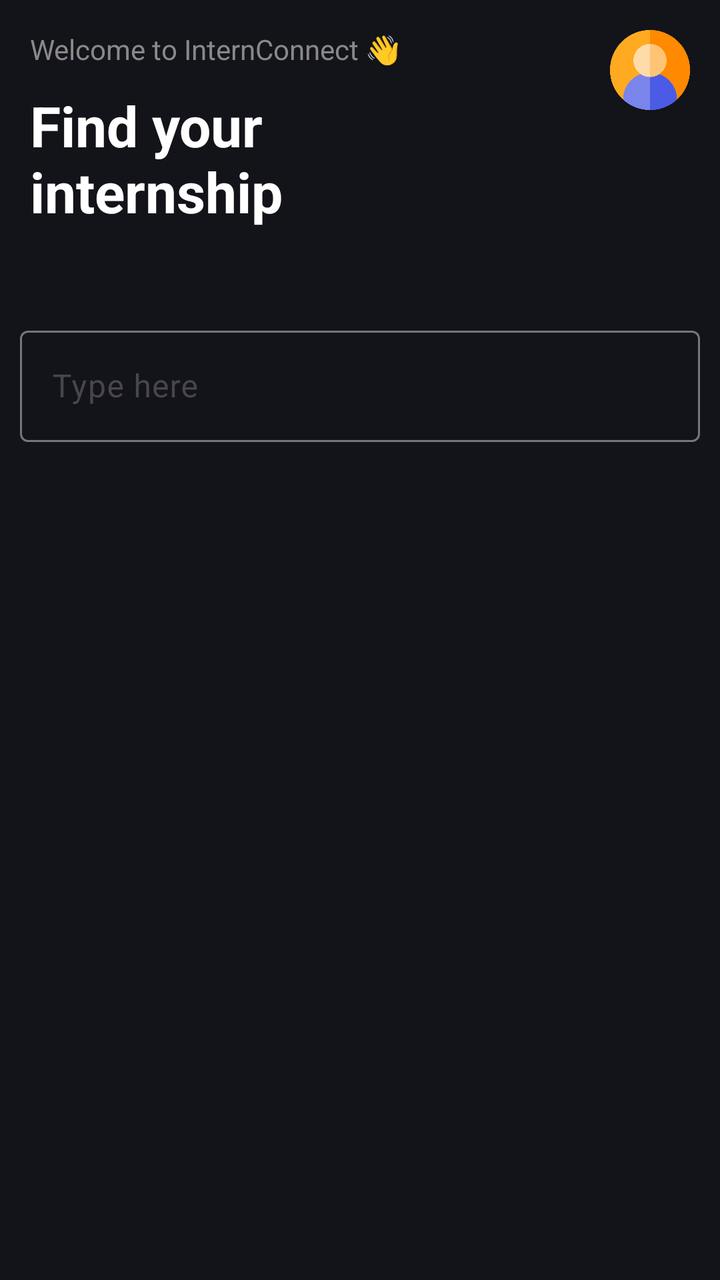
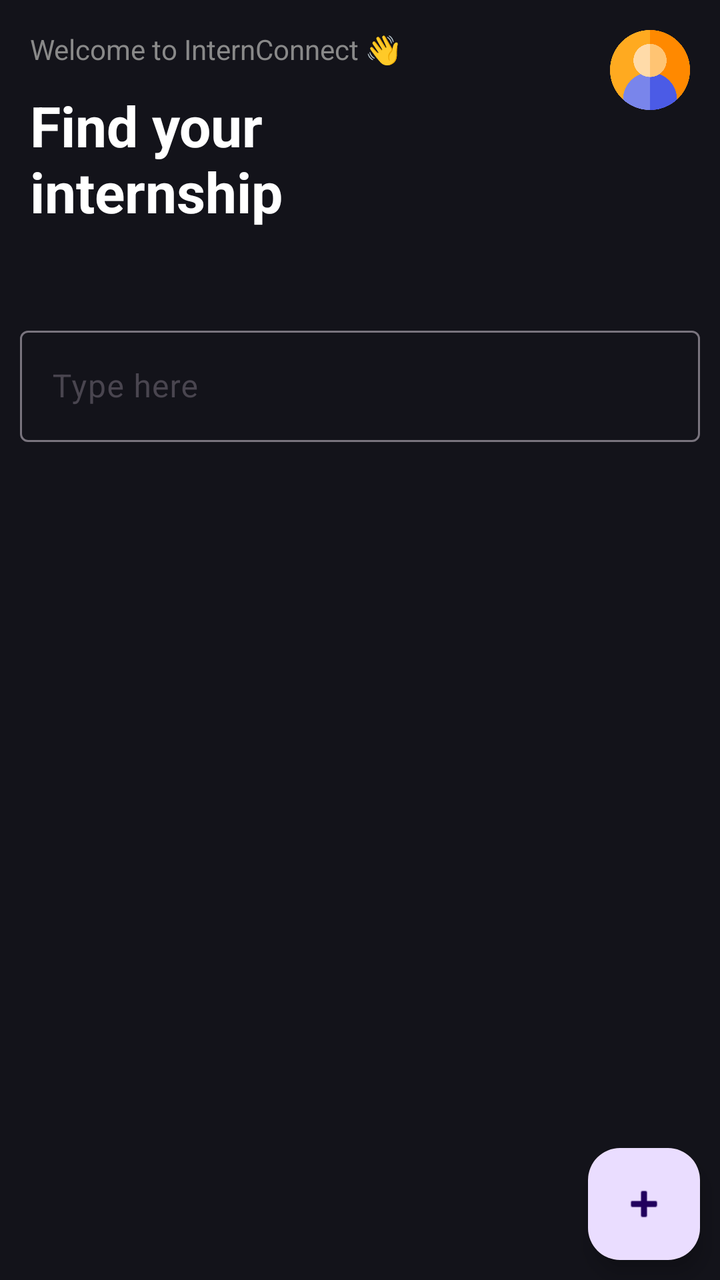

Before-and-after screenshots of an Android layout around one commit, followed by the original layout XML and the change that was made.
<!-- AndroidManifest.xml: application theme Theme.InternConnect -->
<!-- res/layout/activity_main.xml -->
<?xml version="1.0" encoding="utf-8"?>
<androidx.constraintlayout.widget.ConstraintLayout xmlns:android="http://schemas.android.com/apk/res/android"
    xmlns:app="http://schemas.android.com/apk/res-auto"
    xmlns:tools="http://schemas.android.com/tools"
    android:id="@+id/main"
    android:layout_width="match_parent"
    android:layout_height="match_parent"
    tools:context=".views.MainActivity"

    android:background="@color/dark_back">

    <LinearLayout
        android:id="@+id/linearLayout2"
        android:layout_width="match_parent"
        android:layout_height="150dp"
        android:orientation="horizontal"
        android:padding="15dp"
        app:layout_constraintTop_toTopOf="parent"
        tools:layout_editor_absoluteX="1dp">

        <LinearLayout
            android:layout_width="0dp"
            android:layout_height="match_parent"
            android:layout_weight="1"
            android:orientation="vertical">

            <TextView
                android:id="@+id/textView1"
                android:layout_width="match_parent"
                android:layout_height="wrap_content"
                android:layout_marginBottom="10dp"
                android:text="Welcome to InternConnect 👋"
                android:textColor="@color/font_gray" />

            <TextView
                android:id="@+id/textView"
                android:layout_width="match_parent"
                android:layout_height="match_parent"
                android:text="Find your \ninternship"
                android:textColor="@color/white"
                android:textSize="28dp"
                android:textStyle="bold" />

        </LinearLayout>

        <ImageView
            android:id="@+id/prof_img"
            android:layout_width="40dp"
            android:layout_height="40dp"
            android:elevation="2dp"
            android:src="@drawable/user" />


    </LinearLayout>

    <com.google.android.material.textfield.TextInputLayout
        android:id="@+id/search_lay"
        android:layout_width="match_parent"
        android:layout_height="wrap_content"
        android:padding="10dp"
        app:layout_constraintTop_toBottomOf="@+id/linearLayout2">

        <com.google.android.material.textfield.TextInputEditText
            android:id="@+id/search_input"
            android:layout_width="match_parent"
            android:layout_height="wrap_content"
            android:hint="Type here" />
    </com.google.android.material.textfield.TextInputLayout>

    <androidx.recyclerview.widget.RecyclerView
        android:layout_width="0dp"
        android:layout_height="0dp"
        app:layout_constraintBottom_toBottomOf="parent"
        app:layout_constraintEnd_toEndOf="parent"

        app:layout_constraintStart_toStartOf="parent"
        app:layout_constraintTop_toBottomOf="@+id/search_lay"
        tools:listitem="@layout/job_item" />


</androidx.constraintlayout.widget.ConstraintLayout>
<!-- res/layout/job_item.xml (included above) -->
<?xml version="1.0" encoding="utf-8"?>
<com.google.android.material.card.MaterialCardView xmlns:android="http://schemas.android.com/apk/res/android"
    android:layout_width="match_parent"
    android:layout_height="wrap_content"
    xmlns:app="http://schemas.android.com/apk/res-auto"
    app:cardUseCompatPadding="true"
    app:contentPadding="15dp"
    app:strokeColor="@color/item_back"
    app:cardElevation="3dp"
    app:cardBackgroundColor="@color/item_back"
    >

    <LinearLayout
        android:layout_width="match_parent"
        android:layout_height="wrap_content"
        android:orientation="vertical">

        <TextView
            android:id="@+id/item_comp_name"
            android:layout_width="match_parent"
            android:layout_height="wrap_content"
            android:text="Treinetic - Colombo"
            android:textColor="@color/font_gray"/>


        <TextView
            android:id="@+id/item_job_title"
            android:layout_width="match_parent"
            android:layout_height="wrap_content"
            android:text="Software Engineer"
            android:maxLines="2"
            android:textStyle="bold"
            android:textSize="24dp"
            android:textColor="@color/white"/>

        <LinearLayout
            android:layout_width="match_parent"
            android:layout_height="match_parent"
            android:orientation="horizontal">

        </LinearLayout>

        <androidx.constraintlayout.widget.ConstraintLayout
            android:layout_width="match_parent"
            android:layout_height="wrap_content"
            android:orientation="horizontal"
            android:weightSum="1">

            <LinearLayout
                android:id="@+id/linearLayout3"
                android:layout_width="wrap_content"
                android:layout_height="match_parent"

                android:layout_weight="1"
                android:orientation="vertical"
                app:layout_constraintBottom_toBottomOf="parent"
                app:layout_constraintStart_toStartOf="parent">

                <TextView
                    android:id="@+id/item_job_salary"
                    android:layout_width="match_parent"
                    android:layout_height="wrap_content"
                    android:text="$200/mo"
                    android:textSize="15sp"
                    android:textStyle="bold"
                    android:textColor="@color/violoet"/>

                <TextView
                    android:id="@+id/item_job_date"
                    android:layout_width="match_parent"
                    android:layout_height="wrap_content"
                    android:text="Due jan 3"
                    android:textSize="12dp" />
            </LinearLayout>

            <Button
                android:id="@+id/button"
                android:layout_width="wrap_content"
                android:layout_height="wrap_content"
                android:layout_marginStart="222dp"
                android:layout_weight="1"
                android:text="Apply"
                app:layout_constraintBottom_toBottomOf="parent"
                app:layout_constraintEnd_toEndOf="parent"
                app:layout_constraintStart_toEndOf="@+id/linearLayout3" />
        </androidx.constraintlayout.widget.ConstraintLayout>


    </LinearLayout>
</com.google.android.material.card.MaterialCardView>
<!-- resources referenced by this layout -->
<resources>
  <color name="dark_back">#13131a</color>
  <color name="font_gray">#898989</color>
  <color name="item_back">#1c1c27</color>
  <color name="violoet">#6C63FF</color>
  <color name="white">#FFFFFFFF</color>
  <!-- drawable user: png bitmap (drawable, 21518 bytes) -->
  <style name="Theme.InternConnect" parent="Base.Theme.InternConnect" />
  <style name="Base.Theme.InternConnect" parent="Theme.Material3.DayNight.NoActionBar">
          
          
      </style>
</resources>

<!-- the commit's change to res/layout/activity_main.xml (unified diff, before → after) -->
@@ -67,7 +67,10 @@
             android:hint="Type here" />
     </com.google.android.material.textfield.TextInputLayout>
 
+
+
     <androidx.recyclerview.widget.RecyclerView
+        android:id="@+id/job_rview"
         android:layout_width="0dp"
         android:layout_height="0dp"
         app:layout_constraintBottom_toBottomOf="parent"
@@ -76,6 +79,16 @@
         app:layout_constraintStart_toStartOf="parent"
         app:layout_constraintTop_toBottomOf="@+id/search_lay"
         tools:listitem="@layout/job_item" />
+
+    <com.google.android.material.floatingactionbutton.FloatingActionButton
+        android:id="@+id/addJobBtn"
+        android:layout_width="wrap_content"
+        android:layout_height="wrap_content"
+        android:layout_margin="10dp"
+        android:clickable="true"
+        android:src="@android:drawable/ic_input_add"
+        app:layout_constraintBottom_toBottomOf="parent"
+        app:layout_constraintEnd_toEndOf="parent" />
 
 
 </androidx.constraintlayout.widget.ConstraintLayout>
@@ -156,15 +169,13 @@
             </LinearLayout>
 
             <Button
-                android:id="@+id/button"
+                android:id="@+id/item_job_apply"
                 android:layout_width="wrap_content"
                 android:layout_height="wrap_content"
-                android:layout_marginStart="222dp"
                 android:layout_weight="1"
                 android:text="Apply"
                 app:layout_constraintBottom_toBottomOf="parent"
-                app:layout_constraintEnd_toEndOf="parent"
-                app:layout_constraintStart_toEndOf="@+id/linearLayout3" />
+                app:layout_constraintEnd_toEndOf="parent" />
         </androidx.constraintlayout.widget.ConstraintLayout>
 
 
